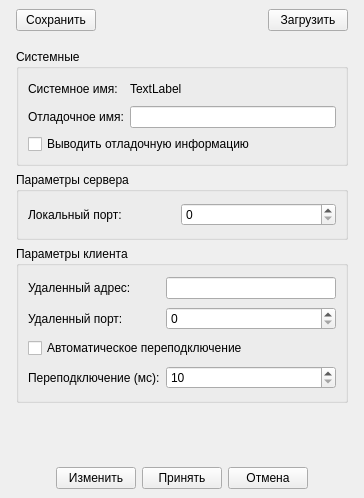
Old version of the form src/VMTD/VMTD/VMTDSettingsForm.ui in the repository ekushko/qt-vxlan-mtd-old.
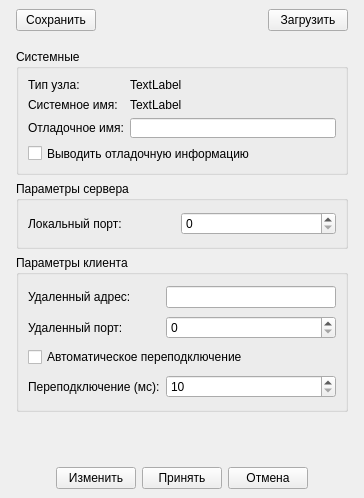
New version of the form.

Diff of the .ui file:
```diff
--- a/src/VMTD/VMTD/VMTDSettingsForm.ui
+++ b/src/VMTD/VMTD/VMTDSettingsForm.ui
@@ -101,28 +101,7 @@
            <string>Системные</string>
           </property>
           <layout class="QGridLayout" name="gridLayout_2">
-           <item row="0" column="0">
-            <widget class="QLabel" name="_7">
-             <property name="text">
-              <string>Системное имя:</string>
-             </property>
-            </widget>
-           </item>
-           <item row="2" column="0" colspan="2">
-            <widget class="QCheckBox" name="chbShouldShowDebug">
-             <property name="text">
-              <string>Выводить отладочную информацию</string>
-             </property>
-            </widget>
-           </item>
-           <item row="0" column="1">
-            <widget class="QLabel" name="lbSystemName">
-             <property name="text">
-              <string>TextLabel</string>
-             </property>
-            </widget>
-           </item>
-           <item row="1" column="0">
+           <item row="2" column="0">
             <widget class="QLabel" name="_8">
              <property name="text">
               <string>Отладочное имя:</string>
@@ -130,8 +109,43 @@
             </widget>
            </item>
            <item row="1" column="1">
+            <widget class="QLabel" name="lbSystemName">
+             <property name="text">
+              <string>TextLabel</string>
+             </property>
+            </widget>
+           </item>
+           <item row="3" column="0" colspan="2">
+            <widget class="QCheckBox" name="chbShouldShowDebug">
+             <property name="text">
+              <string>Выводить отладочную информацию</string>
+             </property>
+            </widget>
+           </item>
+           <item row="2" column="1">
             <widget class="QLineEdit" name="leDebugName"/>
            </item>
+           <item row="1" column="0">
+            <widget class="QLabel" name="_7">
+             <property name="text">
+              <string>Системное имя:</string>
+             </property>
+            </widget>
+           </item>
+           <item row="0" column="0">
+            <widget class="QLabel" name="_14">
+             <property name="text">
+              <string>Тип узла:</string>
+             </property>
+            </widget>
+           </item>
+           <item row="0" column="1">
+            <widget class="QLabel" name="lbNodeType">
+             <property name="text">
+              <string>TextLabel</string>
+             </property>
+            </widget>
+           </item>
           </layout>
          </widget>
         </item>
```
